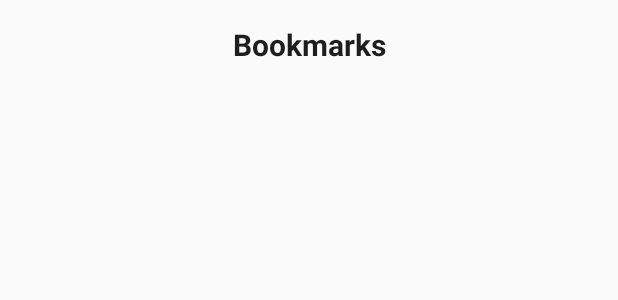
After one commit to Kiryll01/PexelsApp, an Android app: the layout fragment_bookmarks.xml on its own in the app's theme, with its tools: preview values and no code run, on a phone screen of 412 x 824 dp. The commit adds this screen. Shown: the top 300 px of the screen. Run offline under Robolectric (Android 15) with nearby library versions, the phone set to English and light mode, and no system bars.

Commit message:
started making BookmarksFragment

```diff
--- a/app/build.gradle
+++ b/app/build.gradle
@@ -44,6 +44,7 @@ android {
 
 dependencies {
 
+    implementation 'androidx.legacy:legacy-support-v4:1.0.0'
     def room_version = "2.5.2"
 
     implementation 'androidx.core:core-ktx:1.7.0'
--- a/app/src/main/java/com/example/pexelsapp/ui/home/HomeFragment.kt
+++ b/app/src/main/java/com/example/pexelsapp/ui/home/HomeFragment.kt
@@ -83,9 +83,6 @@ class HomeFragment : Fragment() {
                     }
                 }
 
-
-
-
         val adapter = ImageListAdapter{
             val action = HomeFragmentDirections.actionNavigationHomeToDetailsFragment(
                 it.url,
@@ -109,6 +106,7 @@ class HomeFragment : Fragment() {
                 viewModel.refreshPhotos(currentButton.text.toString())
                 previousCheckedId = checkedId
             }
+
             imagesRecyclerView.adapter = adapter
             imagesRecyclerView.layoutManager =
                 StaggeredGridLayoutManager(
--- a/app/src/main/res/layout/details_fragment.xml
+++ b/app/src/main/res/layout/details_fragment.xml
@@ -16,7 +16,8 @@
             android:padding="8dp"
 
             app:layout_constraintTop_toTopOf="parent" app:layout_constraintStart_toStartOf="parent"
-            android:layout_marginTop="8dp" android:id="@+id/imageButton2"/>
+            android:layout_marginTop="8dp"
+            android:id="@+id/back_navigation"/>
 
     <com.google.android.material.imageview.ShapeableImageView
             android:id="@+id/image"
--- /dev/null
+++ b/app/src/main/res/layout/fragment_bookmarks.xml
@@ -0,0 +1,26 @@
+<?xml version="1.0" encoding="utf-8"?>
+<androidx.constraintlayout.widget.ConstraintLayout
+        xmlns:android="http://schemas.android.com/apk/res/android"
+        xmlns:tools="http://schemas.android.com/tools"
+        android:layout_width="match_parent"
+        android:layout_height="match_parent" xmlns:app="http://schemas.android.com/apk/res-auto"
+        tools:context=".ui.Bookmarks.BookmarksFragment">
+
+    <TextView
+            android:text="Bookmarks"
+            android:textAppearance="@style/TitleTextStyle"
+            android:layout_width="wrap_content"
+            android:layout_height="wrap_content"
+            android:id="@+id/bookmarks_title"
+            app:layout_constraintEnd_toEndOf="parent"
+            app:layout_constraintStart_toStartOf="parent"
+            app:layout_constraintTop_toTopOf="parent"
+            android:layout_marginTop="16dp"/>
+
+    <androidx.recyclerview.widget.RecyclerView
+            android:id="@+id/bookmarks_recycler_view"
+            android:layout_width="match_parent"
+            android:layout_height="wrap_content"
+            app:layout_constraintTop_toBottomOf="@+id/bookmarks_title" app:layout_constraintStart_toStartOf="parent"
+            android:layout_marginTop="24dp"/>
+</androidx.constraintlayout.widget.ConstraintLayout>
--- a/app/src/main/res/layout/image_item.xml
+++ b/app/src/main/res/layout/image_item.xml
@@ -9,7 +9,7 @@
             android:paddingTop="8dp"
             android:paddingRight="16dp"
             app:shapeAppearanceOverlay="@style/RoundedSquare"
-            android:layout_width="190dp"
+            android:layout_width="wrap_content"
             android:layout_height="wrap_content"
             android:scaleType="fitXY"
             app:strokeColor="@null">
--- a/app/src/main/res/navigation/mobile_navigation.xml
+++ b/app/src/main/res/navigation/mobile_navigation.xml
@@ -29,5 +29,6 @@
               android:label="DetailsFragment">
         <argument android:name="bitmap" app:argType="string"/>
         <argument android:name="author_name" app:argType="string"/>
+        <action android:id="@+id/action_detailsFragment_to_navigation_home" app:destination="@id/navigation_home"/>
     </fragment>
 </navigation>
--- a/app/src/main/res/values/colors.xml
+++ b/app/src/main/res/values/colors.xml
@@ -10,4 +10,5 @@
     <color name="red">#BB1020</color>
     <color name="grey">#F3F5F9</color>
     <color name="dark_grey">#868686</color>
+    <color name="transparent_black">#CC1E1E1E</color>
 </resources>
```
Also changed, not shown: app/src/main/java/com/example/pexelsapp/ui/Bookmarks/BookmarksFragment.kt (added, +31 -0 lines), app/src/main/java/com/example/pexelsapp/ui/Bookmarks/BookmarksViewModel.kt (added, +7 -0 lines), app/src/main/java/com/example/pexelsapp/ui/details/DetailsFragment.kt (+9 -0 lines), app/src/main/res/layout/bookmarks_item.xml (added, +35 -0 lines), 1 other file.
